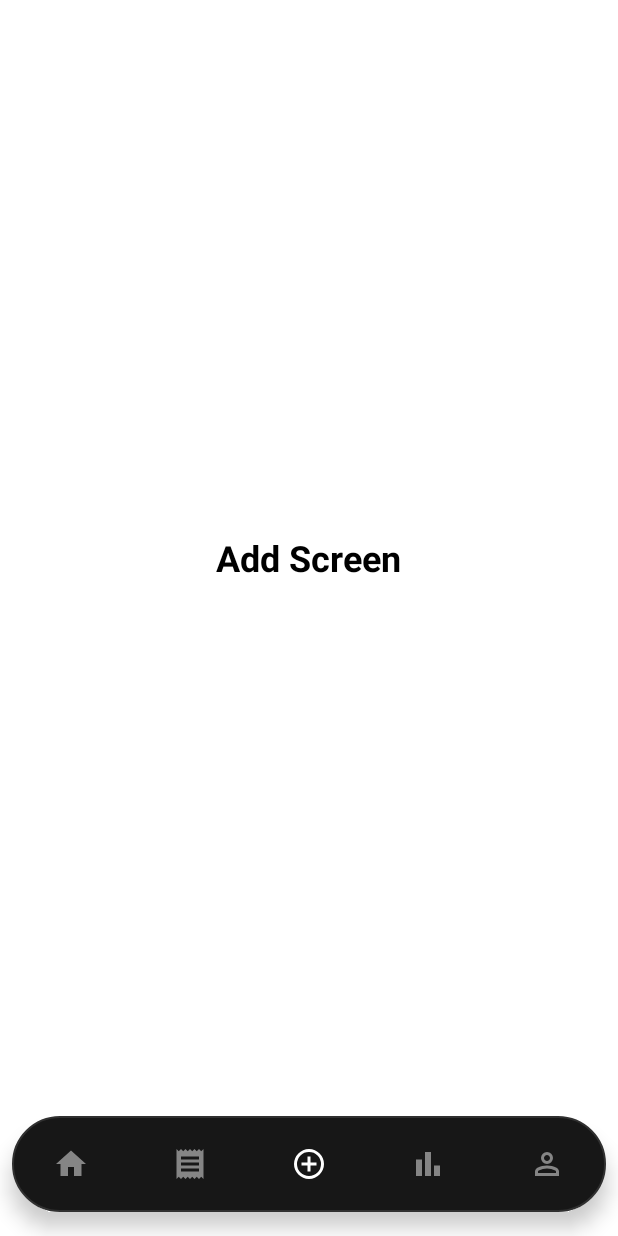
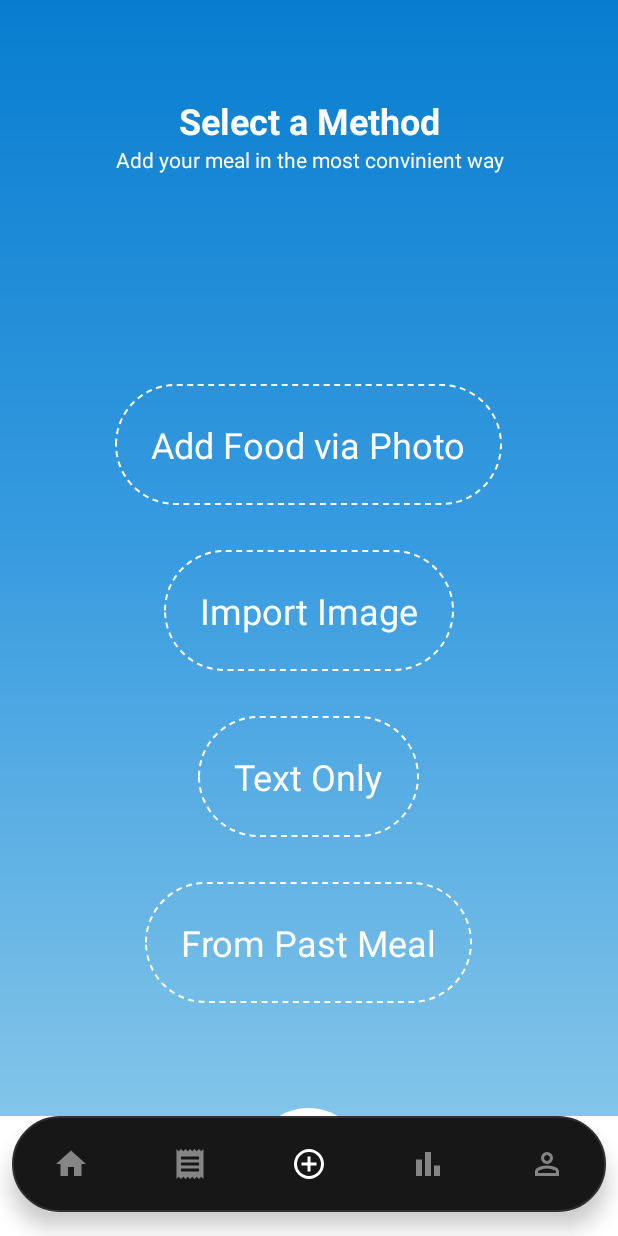
Before and after one commit to ACADEMICsi/MobileApps-FirstApp, an Android app: the MainActivity2 screen opened directly, with no data from a screen before it, item 3 of the bottom bar chosen, on a phone screen of 412 x 824 dp. Run offline under Robolectric (Android 15) with nearby library versions, the phone set to English and light mode, and no system bars; 1 statement that could not run was skipped.

Commit message:
Add meal Fragment done

```diff
--- /dev/null
+++ b/app/src/main/res/drawable/circle_full_white.xml
@@ -0,0 +1,8 @@
+<?xml version="1.0" encoding="utf-8"?>
+<shape xmlns:android="http://schemas.android.com/apk/res/android" android:shape="oval">
+
+    <solid android:color="@color/white" />
+    <stroke
+        android:width="0dp"
+         />
+</shape>
--- /dev/null
+++ b/app/src/main/res/drawable/ic_cancel.xml
@@ -0,0 +1,9 @@
+<vector xmlns:android="http://schemas.android.com/apk/res/android"
+    android:width="24dp"
+    android:height="24dp"
+    android:viewportWidth="24"
+    android:viewportHeight="24">
+  <path
+      android:pathData="M6.4,19L5,17.6L10.6,12L5,6.4L6.4,5L12,10.6L17.6,5L19,6.4L13.4,12L19,17.6L17.6,19L12,13.4L6.4,19Z"
+      android:fillColor="@color/black"/>
+</vector>
--- /dev/null
+++ b/app/src/main/res/drawable/rounded_dashed_transparent.xml
@@ -0,0 +1,13 @@
+<?xml version="1.0" encoding="utf-8"?>
+<shape xmlns:android="http://schemas.android.com/apk/res/android" android:shape="rectangle">
+
+
+    <corners android:radius="48dp" />
+
+    <stroke android:width="1.5dp"
+        android:color="@color/white"
+        android:dashWidth="4dp"
+        android:dashGap="3dp">
+    </stroke>
+
+</shape>
--- a/app/src/main/res/layout/activity_main2.xml
+++ b/app/src/main/res/layout/activity_main2.xml
@@ -7,7 +7,7 @@
     android:id="@+id/main"
     xmlns:android="http://schemas.android.com/apk/res/android"
     xmlns:app="http://schemas.android.com/apk/res-auto"
-    android:background="#FFFFFF">
+    >
 
 
     <androidx.fragment.app.FragmentContainerView
@@ -29,23 +29,20 @@
         android:layout_marginStart="8dp"
         android:layout_marginEnd="8dp"
         android:layout_marginBottom="16dp"
+        android:layout_weight="1"
         android:background="@drawable/bottom_nav_background"
         android:elevation="8dp"
-        app:menu="@menu/bottom_nav_menu"
+        app:itemHorizontalTranslationEnabled="false"
         app:itemIconTint="@color/nav_item_color"
         app:itemTextColor="@color/nav_item_color"
         app:labelVisibilityMode="unlabeled"
-        app:itemHorizontalTranslationEnabled="false"
-        android:layout_weight="1"
+        app:layout_constraintBottom_toBottomOf="parent"
+        app:layout_constraintEnd_toEndOf="parent"
+        app:layout_constraintHorizontal_bias="0.0"
         app:layout_constraintStart_toStartOf="parent"
-        app:layout_constraintEnd_toEndOf="parent"
-        app:layout_constraintBottom_toBottomOf="parent"
 
 
-
-
-
-        />
+        app:menu="@menu/bottom_nav_menu" />
 
 
 </androidx.constraintlayout.widget.ConstraintLayout>
--- a/app/src/main/res/layout/fragment_add_meal.xml
+++ b/app/src/main/res/layout/fragment_add_meal.xml
@@ -2,18 +2,123 @@
 
 <LinearLayout
     xmlns:android="http://schemas.android.com/apk/res/android"
+    xmlns:app="http://schemas.android.com/apk/res-auto"
     android:layout_width="match_parent"
     android:layout_height="match_parent"
-    android:gravity="center"
     android:orientation="vertical"
-    android:background="#FFFFFF">
+    android:background="@drawable/bg_home_gradient">
 
-    <TextView
-        android:layout_width="wrap_content"
+    <LinearLayout
+        android:layout_width="match_parent"
         android:layout_height="wrap_content"
-        android:text="Add Screen"
-        android:textSize="24sp"
-        android:textStyle="bold"
-        android:textColor="#000000"/>
+        android:orientation="vertical"
+        >
+
+        <TextView
+            android:layout_width="match_parent"
+            android:layout_height="wrap_content"
+            android:text="Select a Method"
+            android:textSize="24sp"
+            android:textStyle="bold"
+            android:gravity="center"
+            android:textColor="@color/white"
+            android:layout_marginTop="64dp"
+            />
+
+        <TextView
+            android:id="@+id/textView30"
+            android:layout_width="match_parent"
+            android:layout_height="wrap_content"
+            android:gravity="center"
+            android:text="Add your meal in the most convinient way"
+            android:textColor="@color/white"
+            />
+
+        <View
+            android:id="@+id/view7"
+            android:layout_width="match_parent"
+            android:layout_height="140dp" />
+
+        <TextView
+            android:id="@+id/textView31"
+            android:layout_width="wrap_content"
+            android:layout_height="wrap_content"
+            android:text="Add Food via Photo"
+            android:textSize="24dp"
+            android:textColor="@color/white"
+            android:layout_gravity="center"
+            android:padding="24dp"
+            android:background="@drawable/rounded_dashed_transparent"/>
+
+        <TextView
+            android:id="@+id/textView32"
+            android:layout_width="wrap_content"
+            android:layout_height="wrap_content"
+            android:text="Import Image"
+            android:textSize="24dp"
+            android:textColor="@color/white"
+            android:layout_gravity="center"
+            android:padding="24dp"
+            android:layout_marginTop="30dp"
+            android:background="@drawable/rounded_dashed_transparent"/>
+
+        <TextView
+            android:id="@+id/textView33"
+            android:layout_width="wrap_content"
+            android:layout_height="wrap_content"
+            android:text="Text Only"
+            android:textSize="24dp"
+            android:textColor="@color/white"
+            android:layout_gravity="center"
+            android:padding="24dp"
+            android:layout_marginTop="30dp"
+            android:background="@drawable/rounded_dashed_transparent"/>
+        <TextView
+            android:id="@+id/textView34"
+            android:layout_width="wrap_content"
+            android:layout_height="wrap_content"
+            android:text="From Past Meal"
+            android:textSize="24dp"
+            android:textColor="@color/white"
+            android:layout_gravity="center"
+            android:padding="24dp"
+            android:layout_marginTop="30dp"
+            android:background="@drawable/rounded_dashed_transparent"/>
+
+        <View
+            android:id="@+id/view8"
+            android:layout_width="match_parent"
+            android:layout_height="70dp" />
+
+
+        <LinearLayout
+            android:layout_width="75dp"
+            android:layout_height="75dp"
+            android:orientation="vertical"
+            android:layout_gravity="center"
+            android:padding="12dp"
+            android:background="@drawable/circle_full_white"
+            >
+            <ImageView
+                android:id="@+id/imageView3"
+                android:layout_width="30dp"
+                android:layout_height="30dp"
+                android:layout_gravity="center"
+                app:srcCompat="@drawable/ic_cancel" />
+
+            <TextView
+                android:id="@+id/textView36"
+                android:layout_width="match_parent"
+                android:layout_height="wrap_content"
+                android:text="Cancel"
+                android:textStyle="bold"
+                android:gravity="center"/>
+        </LinearLayout>
+
+
+    </LinearLayout>
+
+
+
 
 </LinearLayout>
--- a/app/src/main/res/layout/fragment_home.xml
+++ b/app/src/main/res/layout/fragment_home.xml
@@ -1,5 +1,4 @@
 <?xml version="1.0" encoding="utf-8"?>
-
 
 <LinearLayout xmlns:app="http://schemas.android.com/apk/res-auto"
     android:orientation="vertical"
--- a/gradle/libs.versions.toml
+++ b/gradle/libs.versions.toml
@@ -1,5 +1,5 @@
 [versions]
-agp = "9.5.1"
+agp = "9.5.2"
 junit = "4.13.2"
 junitVersion = "1.3.0"
 espressoCore = "3.7.0"
```
Also changed, not shown: 1 other file.
